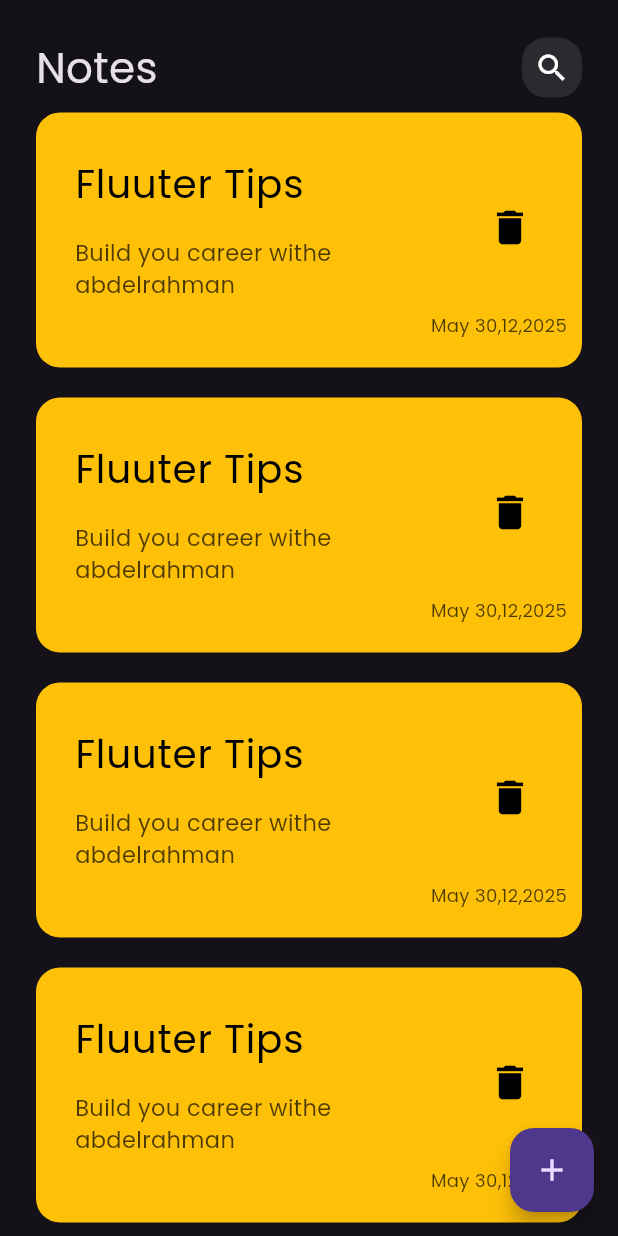
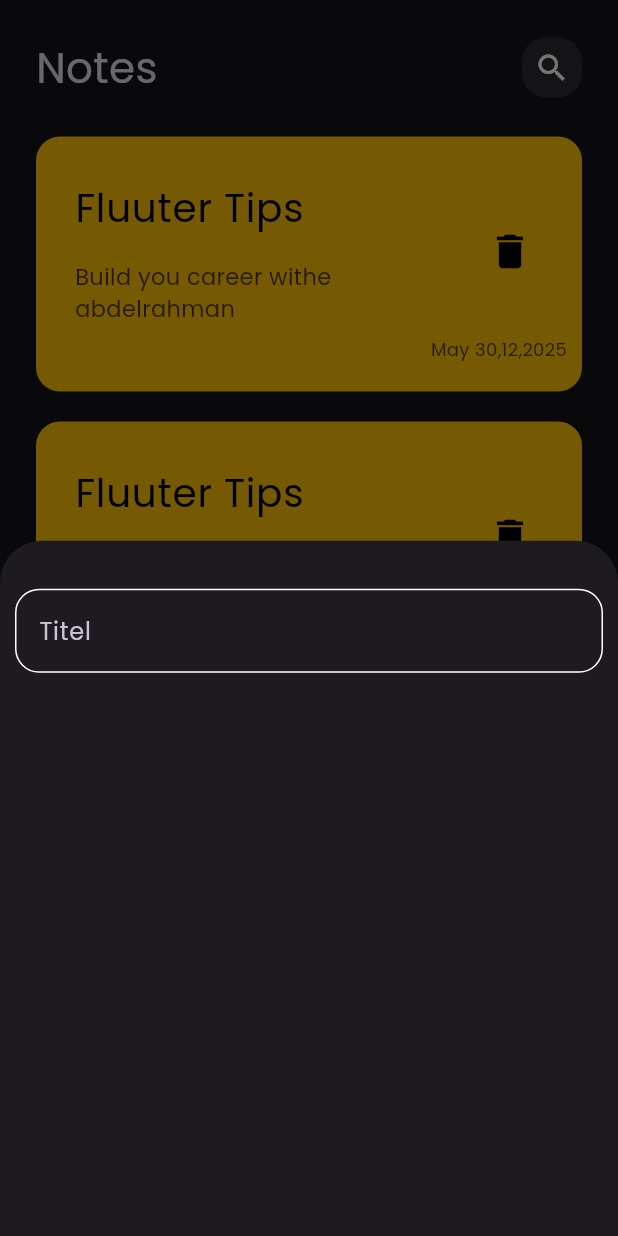
Before and after one commit to Abdelrahmanmagdy19/note_app, a Flutter app: the screen it shows after launch, after a tap on the "add" icon, on a phone screen of 412 x 824 dp. Run offline on Flutter 3.47's test engine with Material 3 defaults, Android fonts, the phone set to English and light mode, and no system bars.

Commit message:
create custom text field

```diff
--- /dev/null
+++ b/lib/constants/constants.dart
@@ -0,0 +1,3 @@
+import 'package:flutter/material.dart';
+
+const kPrimaryColor = Color(0xff62FCD7);
--- a/lib/views/notes_view.dart
+++ b/lib/views/notes_view.dart
@@ -1,4 +1,5 @@
 import 'package:flutter/material.dart';
+import 'package:notes_app/widgets/add_note_bottom_sheet.dart';
 import 'package:notes_app/widgets/notes_view_body.dart';
 
 class NotesView extends StatelessWidget {
@@ -8,7 +9,14 @@ class NotesView extends StatelessWidget {
   Widget build(BuildContext context) {
     return Scaffold(
       floatingActionButton: FloatingActionButton(
-        onPressed: () {},
+        onPressed: () {
+          showModalBottomSheet(
+            context: context,
+            builder: (context) {
+              return AddNoteBottomSheet();
+            },
+          );
+        },
         child: Icon(Icons.add),
       ),
       body: NotesViewBody(),
--- /dev/null
+++ b/lib/widgets/add_note_bottom_sheet.dart
@@ -0,0 +1,23 @@
+import 'package:flutter/material.dart';
+import 'package:notes_app/widgets/custom_text_field.dart';
+
+class AddNoteBottomSheet extends StatelessWidget {
+  const AddNoteBottomSheet({super.key});
+
+  @override
+  Widget build(BuildContext context) {
+    return Container(
+      child: Padding(
+        padding: const EdgeInsets.symmetric(horizontal: 10),
+        child: Column(
+          children: [
+            SizedBox(
+              height: 32,
+            ),
+            CustomTextField(),
+          ],
+        ),
+      ),
+    );
+  }
+}
--- /dev/null
+++ b/lib/widgets/custom_text_field.dart
@@ -0,0 +1,26 @@
+import 'package:flutter/material.dart';
+import 'package:notes_app/constants/constants.dart';
+
+class CustomTextField extends StatelessWidget {
+  const CustomTextField({super.key});
+
+  @override
+  Widget build(BuildContext context) {
+    return TextField(
+      cursorColor: kPrimaryColor,
+      decoration: InputDecoration(
+        hintText: 'Titel',
+        focusedBorder: buildBorder(kPrimaryColor),
+        border: buildBorder(),
+        enabledBorder: buildBorder(),
+      ),
+    );
+  }
+
+  OutlineInputBorder buildBorder([color]) {
+    return OutlineInputBorder(
+      borderSide: BorderSide(color: color ?? Colors.white),
+      borderRadius: BorderRadius.circular(16),
+    );
+  }
+}
--- a/lib/widgets/notes_list_view.dart
+++ b/lib/widgets/notes_list_view.dart
@@ -6,11 +6,15 @@ class NotesListView extends StatelessWidget {
 
   @override
   Widget build(BuildContext context) {
-    return ListView.builder(
-      itemCount: 5,
-      itemBuilder: (context, index) {
-        return NoteItem();
-      },
+    return Padding(
+      padding: const EdgeInsets.symmetric(vertical: 16),
+      child: ListView.builder(
+        padding: EdgeInsets.zero,
+        itemCount: 5,
+        itemBuilder: (context, index) {
+          return NoteItem();
+        },
+      ),
     );
   }
 }
```
